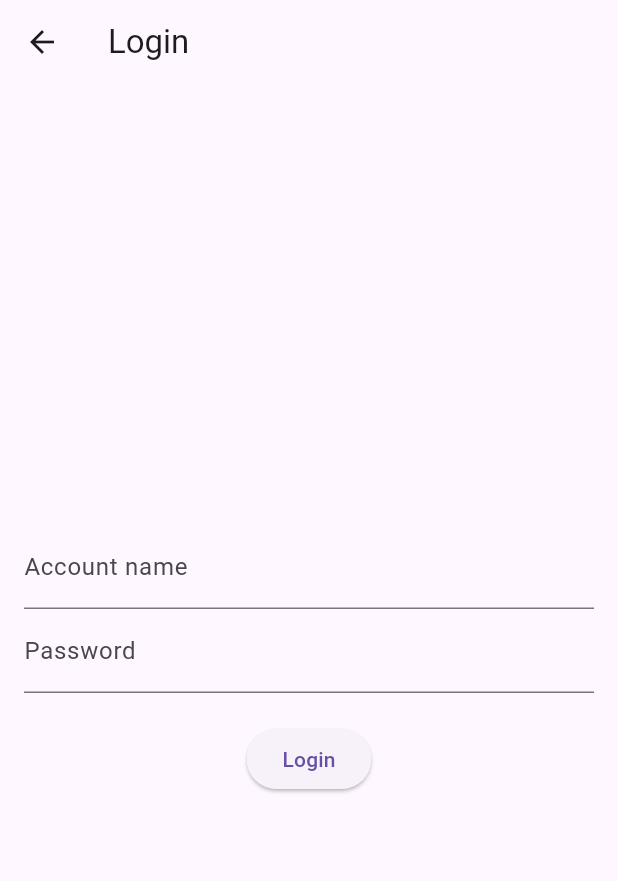
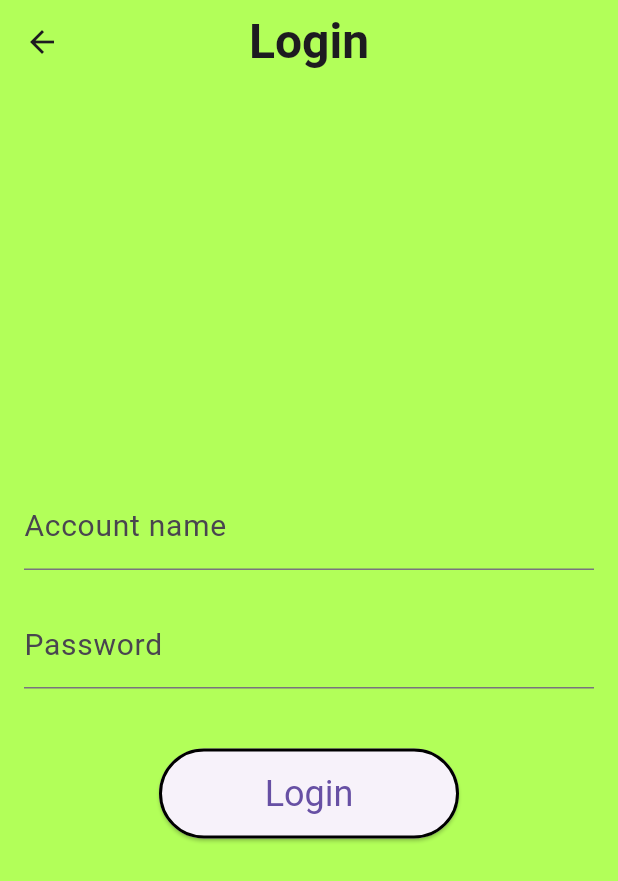
Before and after one commit to cristinaostoich/project, a Flutter app: the screen it shows after launch, after a tap on "Login", on a phone screen of 412 x 824 dp. Shown: the top 881 px of the screen. Run offline on Flutter 3.47's test engine with Material 3 defaults, Android fonts, the phone set to English and light mode, and no system bars; our stand-ins replace charts_flutter, shared_preferences.

Commit message:
Update loginPage.dart

```diff
--- a/lib/screens/loginPage.dart
+++ b/lib/screens/loginPage.dart
@@ -1,7 +1,7 @@
 import 'package:flutter/material.dart';
 import 'package:shared_preferences/shared_preferences.dart';
 import 'dart:convert'; // Importa il pacchetto per la gestione del JSON
-import 'profilePage.dart';
+import 'package:progetto/screens/profilePage.dart';
 
 class LoginPage extends StatefulWidget {
   @override
@@ -16,15 +16,18 @@ class _LoginPageState extends State<LoginPage> {
   Future<void> _login() async {
     SharedPreferences prefs = await SharedPreferences.getInstance();
     String? usersData = prefs.getString('users');
-    Map<String, dynamic> users = usersData != null ? json.decode(usersData) : {};
+    Map<String, dynamic> users =
+        usersData != null ? json.decode(usersData) : {};
 
-    if (users.containsKey(_accountName) && users[_accountName]['Password'] == _password) {
+    if (users.containsKey(_accountName) &&
+        users[_accountName]['Password'] == _password) {
       // Salva il nome dell'account nelle SharedPreferences
       await prefs.setString('loggedInAccount', _accountName!);
 
       Navigator.pushReplacement(
         context,
-        MaterialPageRoute(builder: (context) => ProfilePage(accountName: _accountName!)),
+        MaterialPageRoute(
+            builder: (context) => ProfilePage(accountName: _accountName!)),
       );
     } else {
       ScaffoldMessenger.of(context).showSnackBar(SnackBar(
@@ -36,9 +39,24 @@ class _LoginPageState extends State<LoginPage> {
   @override
   Widget build(BuildContext context) {
     return Scaffold(
+      // Set the background color for the entire page
+      backgroundColor: Colors.lightGreenAccent,
+
       appBar: AppBar(
-        title: Text('Login'),
+        title: Text(
+          'Login',
+          textAlign: TextAlign.center,
+          style: TextStyle(
+            fontSize: 32, // Bigger font size for the title
+            fontWeight: FontWeight.bold, // Optional: Make the text bold
           ),
+        ),
+        centerTitle: true, // Ensures the title is centered
+        backgroundColor:
+            Colors.lightGreenAccent, // Set the same background color for AppBar
+        elevation: 0, // Remove shadow for a cleaner look
+      ),
+
       body: Padding(
         padding: EdgeInsets.all(16.0),
         child: Form(
@@ -46,8 +64,12 @@ class _LoginPageState extends State<LoginPage> {
           child: Column(
             mainAxisAlignment: MainAxisAlignment.center,
             children: <Widget>[
+              // Account name field with larger text
               TextFormField(
-                decoration: InputDecoration(labelText: 'Account name'),
+                decoration: InputDecoration(
+                  labelText: 'Account name',
+                  labelStyle: TextStyle(fontSize: 20), // Larger label text
+                ),
                 validator: (value) {
                   if (value == null || value.isEmpty) {
                     return 'Enter your account name';
@@ -58,8 +80,13 @@ class _LoginPageState extends State<LoginPage> {
                   _accountName = value;
                 },
               ),
+              SizedBox(height: 20),
+              // Password field with larger text
               TextFormField(
-                decoration: InputDecoration(labelText: 'Password'),
+                decoration: InputDecoration(
+                  labelText: 'Password',
+                  labelStyle: TextStyle(fontSize: 20), // Larger label text
+                ),
                 obscureText: true,
                 validator: (value) {
                   if (value == null || value.isEmpty) {
@@ -71,8 +98,17 @@ class _LoginPageState extends State<LoginPage> {
                   _password = value;
                 },
               ),
-              SizedBox(height: 20),
-              ElevatedButton(
+              SizedBox(height: 40), // Space between fields and button
+              // Login Button with larger size, text, and black edges
+              SizedBox(
+                width: 200, // Increase button width
+                height: 60, // Increase button height
+                child: ElevatedButton(
+                  style: ElevatedButton.styleFrom(
+                    side: BorderSide(
+                        color: Colors.black, width: 2), // Black edges
+                    textStyle: TextStyle(fontSize: 24), // Bigger button text
+                  ),
                   onPressed: () {
                     if (_formKey.currentState!.validate()) {
                       _formKey.currentState!.save();
@@ -81,6 +117,7 @@ class _LoginPageState extends State<LoginPage> {
                   },
                   child: Text('Login'),
                 ),
+              ),
             ],
           ),
         ),
```
Lines whose indentation alone changed are shown as unchanged.
